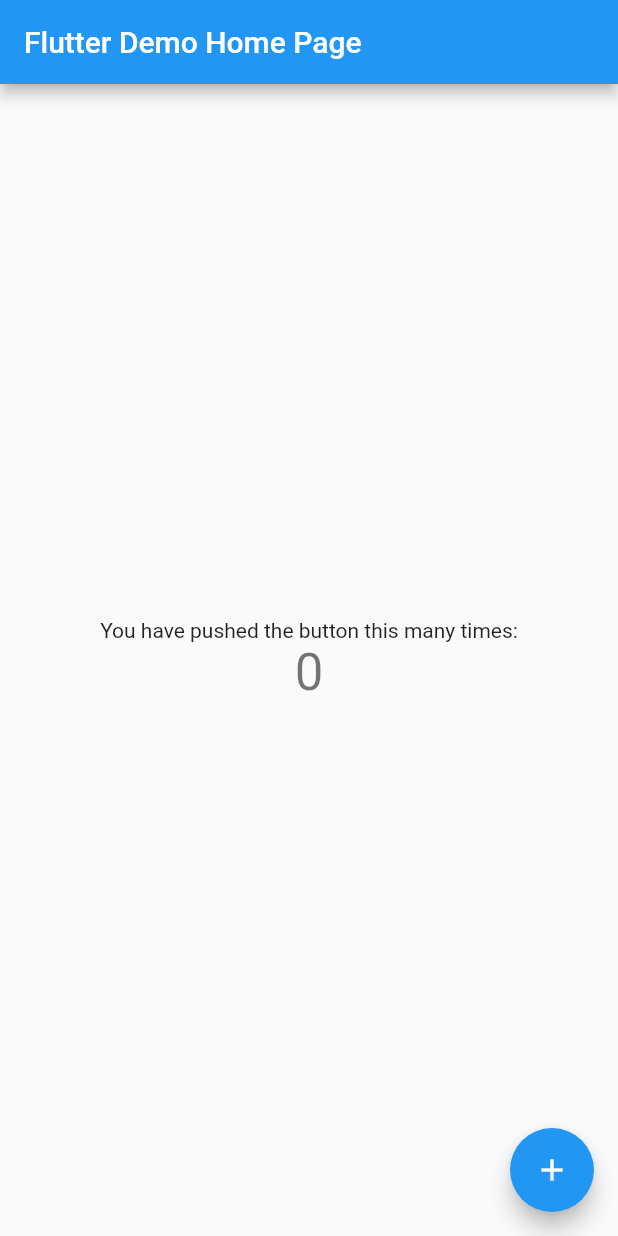
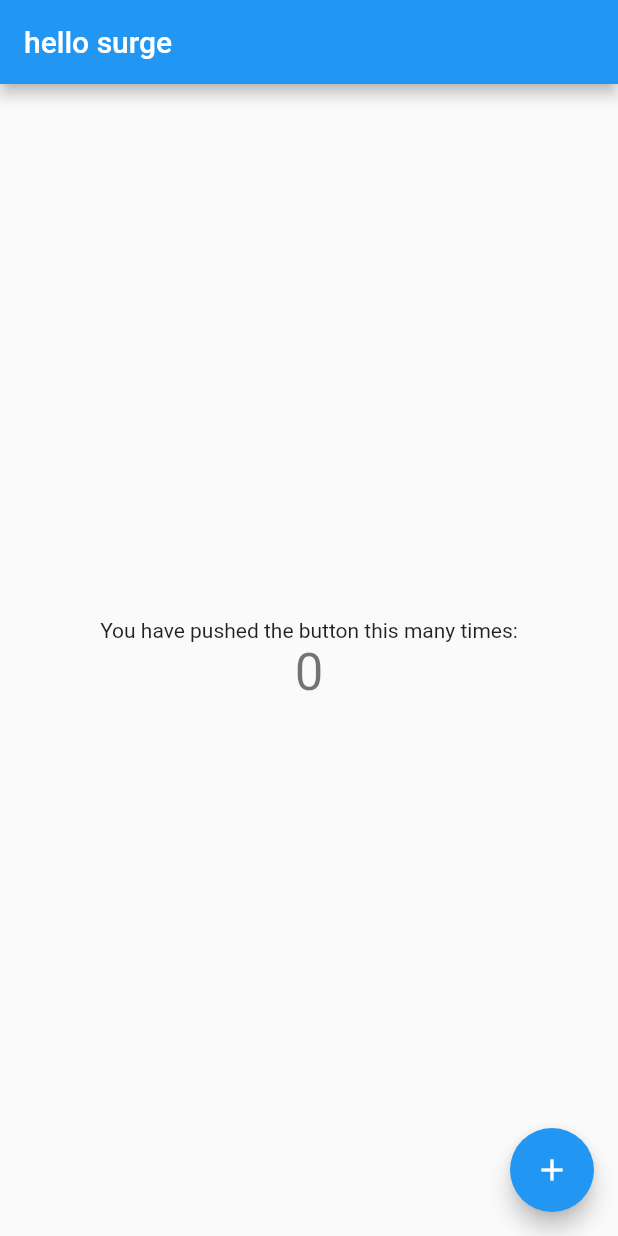
Before and after one commit to moltak/flutter-ci-cd-test, a Flutter app: the screen it shows after launch, on a phone screen of 412 x 824 dp. Run offline on Flutter 3.47's test engine with Material 2 defaults, Android fonts, the phone set to English and light mode, and no system bars.

Commit message:
pr test hello surge

```diff
--- a/lib/main.dart
+++ b/lib/main.dart
@@ -24,7 +24,7 @@ class MyApp extends StatelessWidget {
         // is not restarted.
         primarySwatch: Colors.blue,
       ),
-      home: const MyHomePage(title: 'Flutter Demo Home Page'),
+      home: const MyHomePage(title: 'hello surge'),
     );
   }
 }
```
